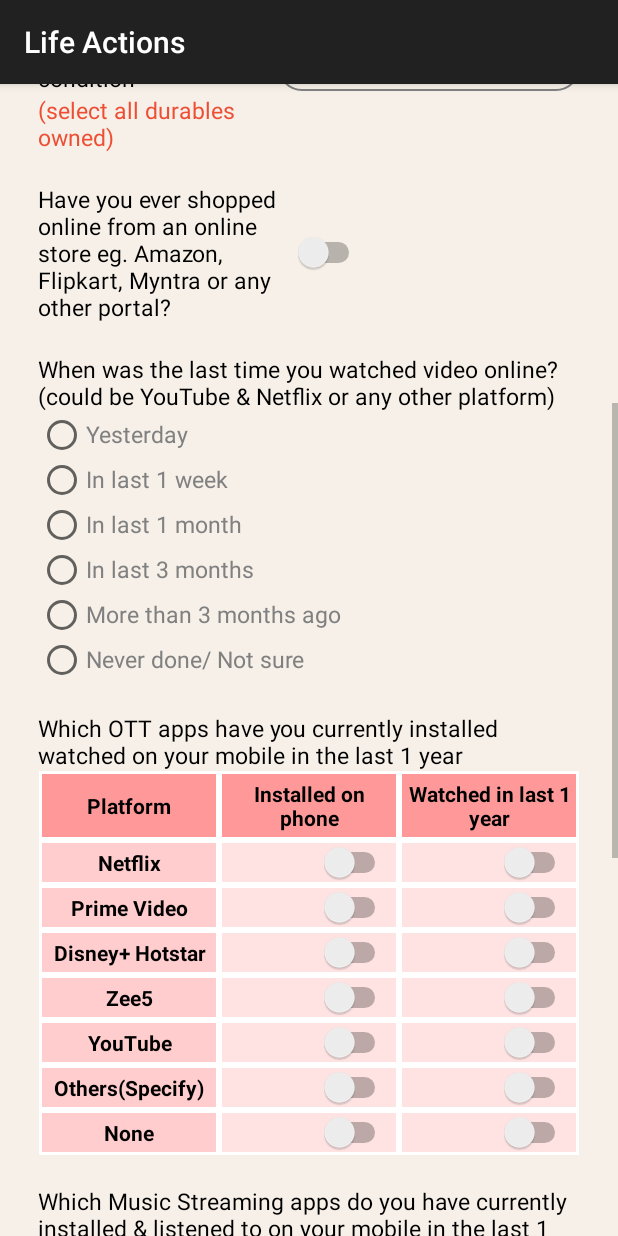
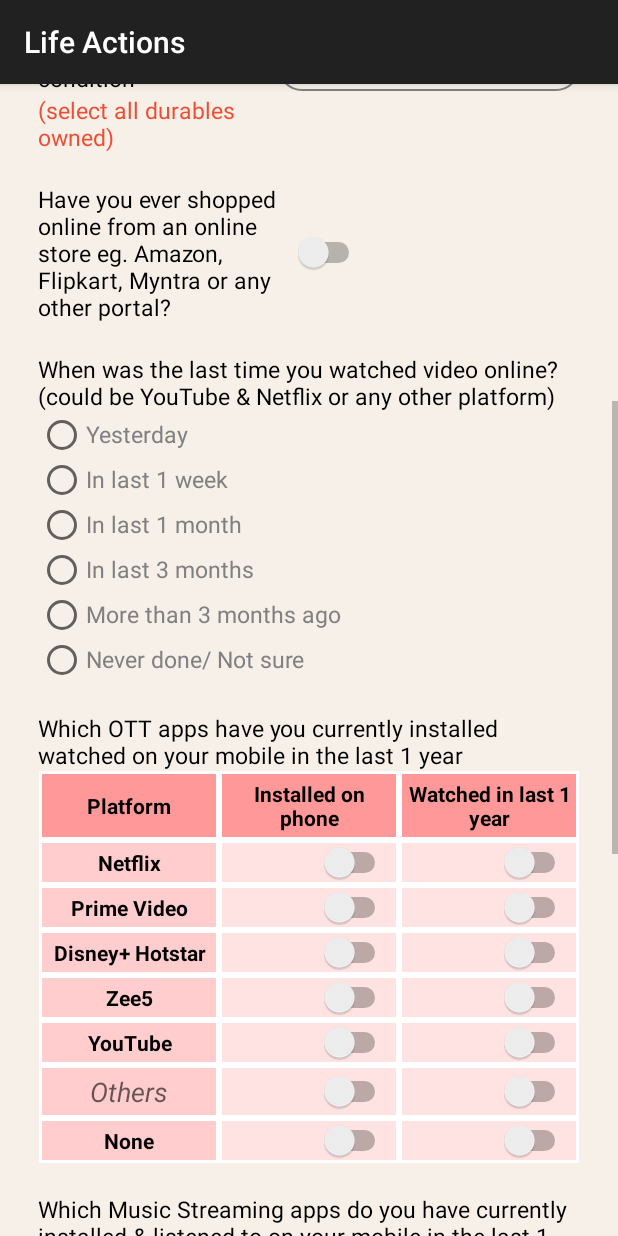
Before and after one commit to rohitfromearth/LiveAction_ext, an Android app: the Formpage screen opened directly, with no data from a screen before it, scrolled down 537 dp, on a phone screen of 412 x 824 dp. Run offline under Robolectric (Android 15) with nearby library versions, the phone set to English and light mode, and no system bars; Roboto replaces fonts that are not available here.

Commit message:
Change Made for temparary

```diff
--- a/app/src/main/java/com/ext/liveaction_ext/Formpage.java
+++ b/app/src/main/java/com/ext/liveaction_ext/Formpage.java
@@ -82,7 +82,7 @@ public class Formpage extends AppCompatActivity {
     private DatePickerDialog.OnDateSetListener dateSetListener;
 
 
-    EditText Et_name, Et_email;
+    EditText Et_name, Et_email,ott_other,music_other;
 
     private String selectedDistrict, selectedState;                 //vars to hold the values of selected State and District
     //declaring TextView to show the errors
@@ -126,7 +126,8 @@ public class Formpage extends AppCompatActivity {
         Ocupation = findViewById(R.id.ocupationSpinner);
         productcrd = findViewById(R.id.productcard);
         Durable_spinn = findViewById(R.id.Durables_spinner);
-
+ott_other=findViewById(R.id.ott_other_edt);
+        music_other=findViewById(R.id.m_other_edt);
         radioGroup = findViewById(R.id.radiogrpp);
 
         sw1 = findViewById(R.id.netflix_switch1);
@@ -821,6 +822,8 @@ public class Formpage extends AppCompatActivity {
         String Education_ = (String) Education.getSelectedItem();
         String Ocupation_ = (String) Ocupation.getSelectedItem();
 
+       Otherapp = ott_other.getText().toString().trim();
+    Otherapp_music =music_other.getText().toString().trim();
         boolean tr = isValidName(Name);
         boolean tr2 = isValidEmail(Email);
         boolean tr3 = isvalidcheck(selected_dur_Options);
@@ -945,7 +948,7 @@ public class Formpage extends AppCompatActivity {
         arry_ott.put(app5);
 
         JSONObject app6 = new JSONObject();
-        app6.put("app_name", "Others(Specify)");
+        app6.put("app_name",Otherapp );
         app6.put("installed", sw11.isChecked());
         app6.put("watched_in_last_year", sw12.isChecked());
         arry_ott.put(app6);
@@ -994,7 +997,7 @@ public class Formpage extends AppCompatActivity {
         arry_music.put(app5);
 
         JSONObject app6 = new JSONObject();
-        app6.put("app_name", "Others");
+        app6.put("app_name", Otherapp_music);
         app6.put("installed", sw_11.isChecked());
         app6.put("watched_in_last_year", sw_12.isChecked());
         arry_music.put(app6);
--- a/app/src/main/java/com/ext/liveaction_ext/Login_verifcation.java
+++ b/app/src/main/java/com/ext/liveaction_ext/Login_verifcation.java
@@ -559,8 +559,8 @@ public class Login_verifcation extends AppCompatActivity {
             String uiddd = servic.formdatasend(requestBody, "/user/login");
             JSONObject jsonResponse = new JSONObject(uiddd);
             JSONObject data = jsonResponse.getJSONObject("data");
-            boolean userExists = data.getBoolean("user_exists");
-//            boolean userExists=false;
+//            boolean userExists = data.getBoolean("user_exists");
+            boolean userExists=false;
             if (userExists) {
                 int userId = data.getInt("user_id");
                 String userName = data.getString("user_name");
--- a/app/src/main/res/layout/activity_formpage.xml
+++ b/app/src/main/res/layout/activity_formpage.xml
@@ -712,16 +712,20 @@
 
             <TableRow>
 
-                <TextView
+                <EditText
+                    android:id="@+id/ott_other_edt"
                     android:layout_width="0dp"
                     android:layout_height="match_parent"
                     android:layout_weight="0.5"
                     android:background="@drawable/category_cell"
                     android:gravity="center"
                     android:padding="5dp"
-                    android:text="Others(Specify)"
+                    android:text=""
+                    android:hint="Others"
+                    android:textStyle="italic"
+
                     android:textColor="@android:color/black"
-                    android:textStyle="bold"
+
                     />
 
                 <Switch
@@ -1000,16 +1004,21 @@
 
             <TableRow>
 
-                <TextView
+                <EditText
+                    android:id="@+id/m_other_edt"
                     android:layout_width="0dp"
                     android:layout_height="match_parent"
                     android:layout_weight="0.5"
                     android:background="@drawable/category_cell"
                     android:gravity="center"
                     android:padding="5dp"
-                    android:text="Others"
+android:text=""
+                    android:hint="Others"
+                    android:textStyle="italic"
+
                     android:textColor="@android:color/black"
-                    android:textStyle="bold" />
+
+                    />
 
                 <Switch
                     android:id="@+id/others_m_switch1"
--- a/app/src/main/res/layout/new_card_item.xml
+++ b/app/src/main/res/layout/new_card_item.xml
@@ -47,7 +47,6 @@
             android:id="@+id/ts_text"
             android:layout_width="wrap_content"
             android:layout_height="wrap_content"
-
             android:layout_marginLeft="2dp"
             android:layout_marginTop="4dp"
             android:layout_weight="1"
```
